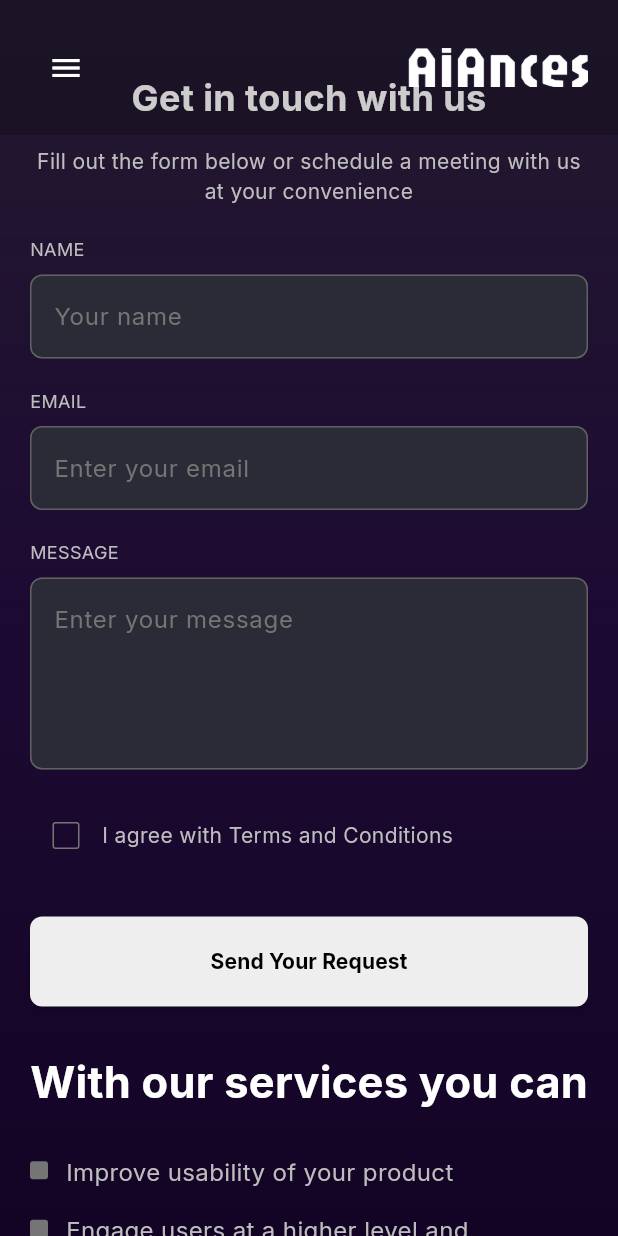
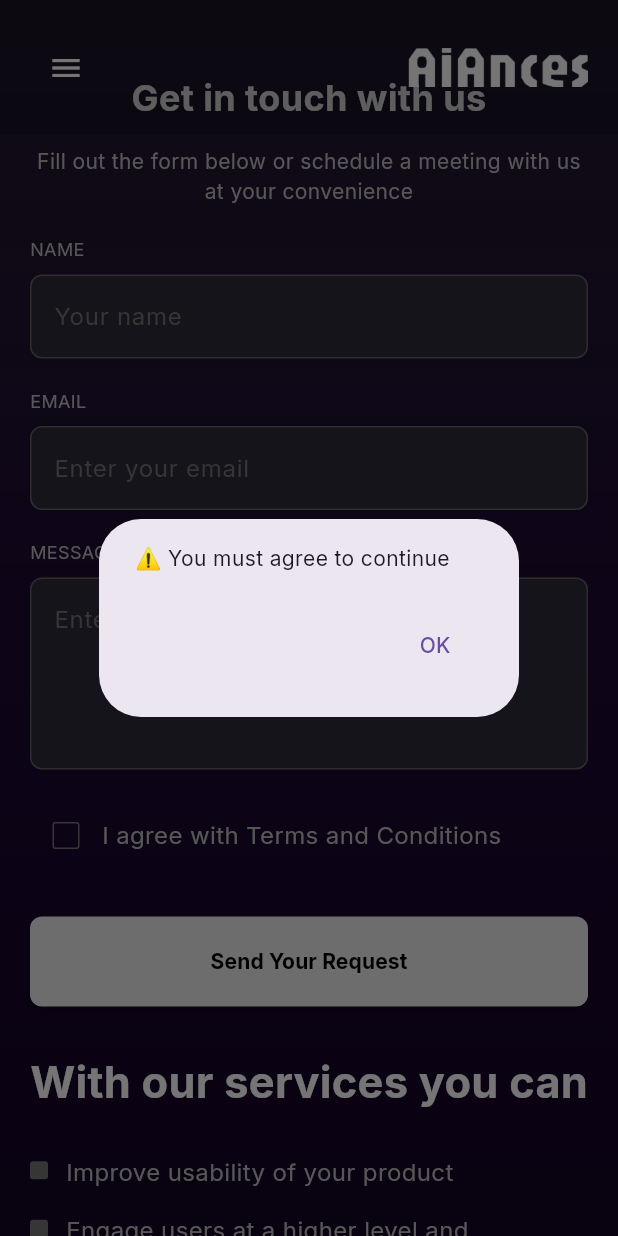
Before and after one commit to seifyaser/FlutterWeb, a Flutter app: the screen it shows after launch, scrolled down 2304 dp, after a tap on "Send Your Request", on a phone screen of 412 x 824 dp. Run offline on Flutter 3.47's test engine with Material 3 defaults, Android fonts, the phone set to English and light mode, and no system bars; drawn by our look-alikes of flutter_zoom_drawer, scrollable_positioned_list; our stand-ins replace dio, google_fonts, responsive_builder.

Commit message:
build contact service

```diff
--- a/lib/widgets/LastCard/buildContactForm.dart
+++ b/lib/widgets/LastCard/buildContactForm.dart
@@ -1,21 +1,128 @@
+import 'package:demo/Services/ContactForm.dart';
 import 'package:flutter/material.dart';
 
-Widget buildContactForm(Color textColor, double fontSize) {
+class ContactForm extends StatefulWidget {
+  const ContactForm({super.key});
+
+  @override
+  State<ContactForm> createState() => _ContactFormState();
+}
+
+class _ContactFormState extends State<ContactForm> {
+  final TextEditingController nameController = TextEditingController();
+  final TextEditingController emailController = TextEditingController();
+  final TextEditingController messageController = TextEditingController();
+  bool agreed = false;
+  bool isLoading = false;
+
+  @override
+  void dispose() {
+    nameController.dispose();
+    emailController.dispose();
+    messageController.dispose();
+    super.dispose();
+  }
+
+  Future<void> _submitForm() async {
+    if (!agreed) {
+      _showMessageDialog("⚠️ You must agree to continue");
+      return;
+    }
+
+    setState(() => isLoading = true);
+
+    try {
+      final service = ContactService();
+      await service.sendContactForm(
+        name: nameController.text,
+        email: emailController.text,
+        message: messageController.text,
+      );
+
+      if (mounted) {
+        _showSuccessOverlay();
+
+        // مسح الفورم
+        nameController.clear();
+        emailController.clear();
+        messageController.clear();
+        setState(() => agreed = false);
+      }
+    } on Exception catch (e) {
+      if (mounted) {
+        setState(() => isLoading = false); // توقف الـ loading
+        String errorMessage = e.toString().replaceAll('Exception: ', '');
+        _showMessageDialog(errorMessage);
+      }
+      return;
+    } finally {
+      if (mounted) setState(() => isLoading = false); // تأكيد إنه توقف
+    }
+  }
+
+  void _showMessageDialog(String message) {
+    showDialog(
+      context: context,
+      builder: (context) => AlertDialog(
+        content: Text(message),
+        actions: [
+          TextButton(
+            onPressed: () => Navigator.of(context).pop(),
+            child: const Text("OK"),
+          ),
+        ],
+      ),
+    );
+  }
+
+  void _showSuccessOverlay() {
+    final overlay = Overlay.of(context);
+    final overlayEntry = OverlayEntry(
+      builder: (context) => Material(
+        color: Color(0xff08010f),
+        child: Center(
+          child: SizedBox.expand(
+            child: Image.asset(
+              "assets/SuccessMessage.webp",
+              fit: BoxFit.scaleDown,
+            ),
+          ),
+        ),
+      ),
+    );
+
+    overlay.insert(overlayEntry);
+
+    Future.delayed(const Duration(seconds: 2), () {
+      overlayEntry.remove();
+    });
+  }
+
+  @override
+  Widget build(BuildContext context) {
+    const double fontSize = 16;
+
     return Column(
       crossAxisAlignment: CrossAxisAlignment.start,
       children: [
-      buildTextField('NAME', 'Your name', fontSize),
+        _buildTextField('NAME', 'Your name', fontSize, nameController),
         const SizedBox(height: 20),
-      buildTextField('EMAIL', 'Enter your email', fontSize),
+        _buildTextField('EMAIL', 'Enter your email', fontSize, emailController),
         const SizedBox(height: 20),
-      buildTextField('MESSAGE', 'Enter your message', fontSize, maxLines: 4),
+        _buildTextField(
+          'MESSAGE',
+          'Enter your message',
+          fontSize,
+          messageController,
+          maxLines: 4,
+        ),
         const SizedBox(height: 20),
-      buildTermsCheckbox(fontSize),
+        _buildTermsCheckbox(fontSize),
         const SizedBox(height: 30),
         SizedBox(
           width: double.infinity,
           child: ElevatedButton(
-          onPressed: () {},
+            onPressed: isLoading ? null : _submitForm,
             style: ElevatedButton.styleFrom(
               backgroundColor: Colors.grey[200],
               foregroundColor: Colors.black,
@@ -24,7 +131,11 @@ Widget buildContactForm(Color textColor, double fontSize) {
                 borderRadius: BorderRadius.circular(8),
               ),
             ),
-          child: const Text(
+            child: isLoading
+                ? const CircularProgressIndicator(
+                    color: Color.fromARGB(255, 255, 255, 255),
+                  )
+                : const Text(
                     'Send Your Request',
                     style: TextStyle(fontWeight: FontWeight.bold),
                   ),
@@ -34,18 +145,20 @@ Widget buildContactForm(Color textColor, double fontSize) {
     );
   }
 
-
-Widget buildTextField(String label, String hint, double fontSize,
-    {int maxLines = 1}) {
+  Widget _buildTextField(
+    String label,
+    String hint,
+    double fontSize,
+    TextEditingController controller, {
+    int maxLines = 1,
+  }) {
     return Column(
       crossAxisAlignment: CrossAxisAlignment.start,
       children: [
-      Text(
-        label,
-        style: TextStyle(color: Colors.grey[400], fontSize: 12),
-      ),
+        Text(label, style: TextStyle(color: Colors.grey[400], fontSize: 12)),
         const SizedBox(height: 8),
         TextFormField(
+          controller: controller,
           maxLines: maxLines,
           style: const TextStyle(color: Colors.white),
           decoration: InputDecoration(
@@ -67,12 +180,16 @@ Widget buildTextField(String label, String hint, double fontSize,
     );
   }
 
-Widget buildTermsCheckbox(double fontSize) {
+  Widget _buildTermsCheckbox(double fontSize) {
     return Row(
       children: [
         Checkbox(
-        value: false,
-        onChanged: (bool? value) {},
+          value: agreed,
+          onChanged: (bool? value) {
+            setState(() {
+              agreed = value ?? false;
+            });
+          },
           checkColor: Colors.black,
           activeColor: Colors.white,
           side: BorderSide(color: Colors.grey[600]!),
@@ -84,3 +201,4 @@ Widget buildTermsCheckbox(double fontSize) {
       ],
     );
   }
+}
--- a/lib/widgets/LastCard/contactUSmobile.dart
+++ b/lib/widgets/LastCard/contactUSmobile.dart
@@ -17,7 +17,7 @@ class ContactUsMobile extends StatelessWidget {
         children: [
           buildHeader(textColor, 24, 14),
           const SizedBox(height: 20),
-          buildContactForm(textColor, 14),
+          ContactForm(),
           const SizedBox(height: 30),
           buildInfoSection(textColor, 16),
         ],
--- a/lib/widgets/LastCard/contactusDesktop.dart
+++ b/lib/widgets/LastCard/contactusDesktop.dart
@@ -19,7 +19,8 @@ class ContactUsDesktop extends StatelessWidget {
          padding: const EdgeInsets.symmetric(horizontal: 50),
          child: Row(
            children: [
-             Expanded(flex: 2, child: buildContactForm(textColor, 16)),
+             Expanded(flex: 2, child: const Expanded(flex: 2, child: ContactForm()),
+),
              Spacer(flex: 1),
              Expanded(flex: 2, child: buildInfoSection(textColor, 17)),
            ],
--- a/pubspec.yaml
+++ b/pubspec.yaml
@@ -39,6 +39,7 @@ dependencies:
   flutter_zoom_drawer: ^3.2.0
   google_fonts: ^6.3.1
   scrollable_positioned_list: ^0.3.8
+  dio: ^5.9.0
 
 dev_dependencies:
   flutter_test:
```
Also changed, not shown: lib/Services/ContactForm.dart (added, +49 -0 lines), assets/SuccessMessage.webp (added), pubspec.lock, 3 other files. Lines whose indentation alone changed are shown as unchanged.
